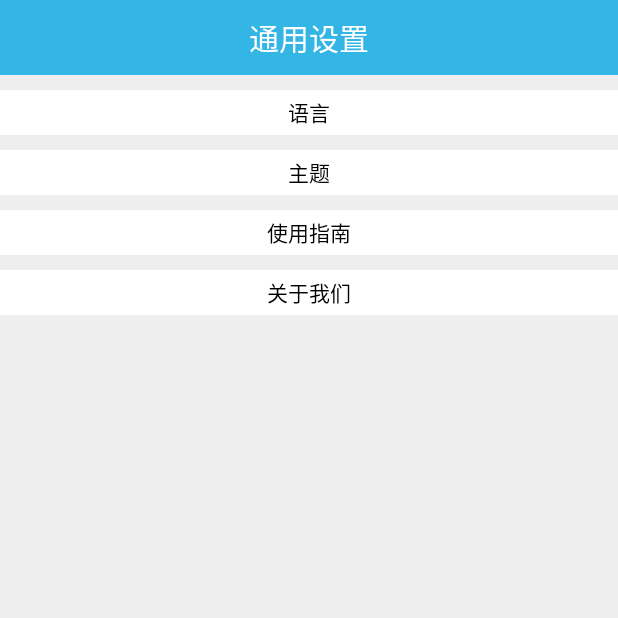
After one commit to Btsland/btsland, an Android app: the SettingActivity screen opened directly, with no data from a screen before it, on a phone screen of 412 x 824 dp, the top half of it. The commit adds this screen. Run offline under Robolectric (Android 15) with nearby library versions, the phone set to English and light mode, and no system bars.

Commit message:
链接设置界面

```diff
--- a/app/src/main/AndroidManifest.xml
+++ b/app/src/main/AndroidManifest.xml
@@ -9,18 +9,28 @@
         android:roundIcon="@mipmap/ic_btsland"
         android:supportsRtl="true"
         android:theme="@style/AppTheme">
+
         <activity android:name=".MainActivity">
             <intent-filter>
                 <action android:name="android.intent.action.MAIN" />
                 <category android:name="android.intent.category.LAUNCHER" />
             </intent-filter>
         </activity>
+
         <activity android:name=".UserActivity">
             <intent-filter>
-                <action android:name="android.intent.action.USER" />
+                <action android:name="android.intent.action.MAIN" />
                 <category android:name="android.intent.category.LAUNCHER" />
             </intent-filter>
         </activity>
+
+        <activity android:name=".SettingActivity">
+            <intent-filter>
+                <action android:name="android.intent.action.MAIN" />
+                <category android:name="android.intent.category.LAUNCHER" />
+            </intent-filter>
+        </activity>
+
     </application>
 
 </manifest>
--- a/app/src/main/java/info/btsland/app/MainActivity.java
+++ b/app/src/main/java/info/btsland/app/MainActivity.java
@@ -3,32 +3,49 @@ package info.btsland.app;
 import android.app.Activity;
 import android.content.Intent;
 import android.os.Bundle;
+import android.support.v7.app.AppCompatActivity;
 import android.view.View;
+import android.widget.Button;
 import android.widget.ImageView;
 import android.widget.TextView;
 
 public class MainActivity extends Activity {
     private ImageView ivNavUser ;
+    private TextView tvNavSet;
+
     @Override
     protected void onCreate(Bundle savedInstanceState) {
         super.onCreate(savedInstanceState);
         setContentView(R.layout.activity_main);
+        //User
         ivNavUser=(ImageView)findViewById(R.id.iv_nav_user);
         ivNavUser.setOnClickListener(new ivNavUserOnClick());
+        //Setting
+        tvNavSet = (TextView)findViewById(R.id.tv_nav_set);
+        tvNavSet.setOnClickListener(new View.OnClickListener() {
+            @Override
+            public void onClick(View view) {
+                Intent intent=new Intent(MainActivity.this,SettingActivity.class);
+                startActivity(intent);
+            }
+        });
+    }
 
-    }
+
     class ivNavUserOnClick implements View.OnClickListener{
         @Override
         public void onClick(View view) {
-            Intent intent=new Intent(MainActivity.this,UserActivity.class);
-            MainActivity.this.startActivity(intent);
+                Intent intent=new Intent(MainActivity.this,UserActivity.class);
+                startActivity(intent);
         }
     }
+
+
+
     protected void show(){
         System.out.print("测试");
         System.out.print("测试2");
         System.out.print("测试3");
         System.out.print("测试4");
     }
-
 }
--- /dev/null
+++ b/app/src/main/java/info/btsland/app/SettingActivity.java
@@ -0,0 +1,15 @@
+package info.btsland.app;
+
+import android.app.Activity;
+import android.os.Bundle;
+import android.support.annotation.Nullable;
+
+
+
+public class SettingActivity extends Activity {
+    @Override
+    protected void onCreate(@Nullable Bundle savedInstanceState) {
+        super.onCreate(savedInstanceState);
+        setContentView(R.layout.activity_setting);
+    }
+}
--- a/app/src/main/java/info/btsland/app/UserActivity.java
+++ b/app/src/main/java/info/btsland/app/UserActivity.java
@@ -53,6 +53,7 @@ public class UserActivity extends Activity {
             textView.setBackgroundResource(R.color.color_white);
         }
     }
+
     class TextViewListener implements View.OnTouchListener{
         @Override
         public boolean onTouch(View view, MotionEvent motionEvent) {
--- a/app/src/main/res/layout/activity_main.xml
+++ b/app/src/main/res/layout/activity_main.xml
@@ -1,5 +1,6 @@
 <?xml version="1.0" encoding="utf-8"?>
-<android.support.constraint.ConstraintLayout xmlns:android="http://schemas.android.com/apk/res/android"
+<android.support.constraint.ConstraintLayout
+    xmlns:android="http://schemas.android.com/apk/res/android"
     xmlns:app="http://schemas.android.com/apk/res-auto"
     xmlns:tools="http://schemas.android.com/tools"
     android:layout_width="match_parent"
@@ -28,11 +29,12 @@
         app:layout_constraintBottom_toBottomOf="@+id/tv_nav_title"/>
     <TextView
         android:id="@+id/tv_nav_set"
-        android:layout_width="wrap_content"
-        android:layout_height="wrap_content"
+        android:layout_width="60dp"
+        android:layout_height="50dp"
         android:text="设置"
         android:textColor="#FFFFFF"
         android:textSize="18sp"
+        android:gravity="center"
         android:layout_marginRight="10dp"
         app:layout_constraintRight_toRightOf="@id/tv_nav_title"
         app:layout_constraintTop_toTopOf="@id/tv_nav_title"
--- /dev/null
+++ b/app/src/main/res/layout/activity_setting.xml
@@ -0,0 +1,54 @@
+<?xml version="1.0" encoding="utf-8"?>
+<LinearLayout
+    xmlns:android="http://schemas.android.com/apk/res/android"
+    xmlns:app="http://schemas.android.com/apk/res-auto"
+    xmlns:tools="http://schemas.android.com/tools"
+    android:layout_width="match_parent"
+    android:layout_height="match_parent"
+    android:background="#EEEEEE"
+    android:orientation="vertical">
+
+
+    <TextView
+        android:layout_width="match_parent"
+        android:layout_height="50dp"
+        android:background="@android:color/holo_blue_light"
+        android:text="通用设置"
+        android:gravity="center"
+        android:textColor="#FFFFFF"
+        android:textSize="20dp" />
+
+    <Button
+        android:id="@+id/btn"
+        android:layout_width="match_parent"
+        android:layout_height="30dp"
+        android:background="#FFFFFF"
+        android:text="语言"
+        android:layout_marginTop="10dp"/>
+
+    <Button
+        android:id="@+id/btn2"
+        android:layout_width="match_parent"
+        android:layout_height="30dp"
+        android:background="#FFFFFF"
+        android:text="主题"
+        android:layout_marginTop="10dp"/>
+
+    <Button
+        android:id="@+id/btn3"
+        android:layout_width="match_parent"
+        android:layout_height="30dp"
+        android:background="#FFFFFF"
+        android:text="使用指南"
+        android:layout_marginTop="10dp"/>
+
+    <Button
+        android:id="@+id/btn4"
+        android:layout_width="match_parent"
+        android:layout_height="30dp"
+        android:background="#FFFFFF"
+        android:text="关于我们"
+        android:layout_marginTop="10dp"/>
+
+
+</LinearLayout>
--- a/app/src/main/res/layout/activity_user.xml
+++ b/app/src/main/res/layout/activity_user.xml
@@ -1,5 +1,6 @@
 <?xml version="1.0" encoding="utf-8"?>
-<android.support.constraint.ConstraintLayout xmlns:android="http://schemas.android.com/apk/res/android"
+<android.support.constraint.ConstraintLayout
+    xmlns:android="http://schemas.android.com/apk/res/android"
     xmlns:app="http://schemas.android.com/apk/res-auto"
     xmlns:tools="http://schemas.android.com/tools"
     android:layout_width="match_parent"
```
